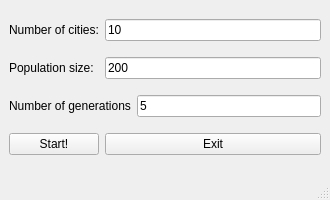
First picture: the form in mainwindow.ui, repository AlexSP0/tsp-solution, before the edit.
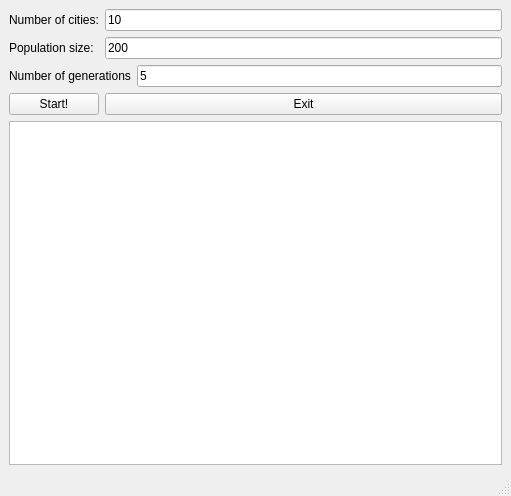
Second picture: the form after the edit.

```diff
--- a/mainwindow.ui
+++ b/mainwindow.ui
@@ -6,8 +6,8 @@
    <rect>
     <x>0</x>
     <y>0</y>
-    <width>330</width>
-    <height>200</height>
+    <width>511</width>
+    <height>496</height>
    </rect>
   </property>
   <property name="windowTitle">
@@ -80,6 +80,9 @@
       </property>
      </widget>
     </item>
+    <item row="4" column="0" colspan="3">
+     <widget class="QTableWidget" name="resultsTableWidget"/>
+    </item>
    </layout>
   </widget>
   <widget class="QMenuBar" name="menubar">
```
Left out of the diff: 2 changed lines with no effect on the pictures.
